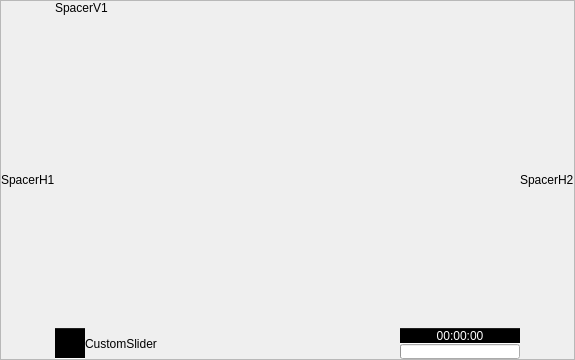
Old version of the form wgt_QVideoPlayer.ui in the repository boenki/ffdiaporama.
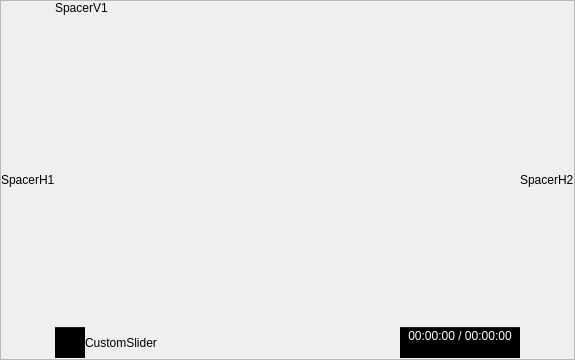
New version of the form. Icons and pictures are not drawn. Custom widgets are drawn as their Qt base class.

```diff
--- a/wgt_QVideoPlayer.ui
+++ b/wgt_QVideoPlayer.ui
@@ -118,13 +118,13 @@
                <property name="minimumSize">
                 <size>
                  <width>30</width>
-                 <height>31</height>
+                 <height>32</height>
                 </size>
                </property>
                <property name="maximumSize">
                 <size>
                  <width>30</width>
-                 <height>31</height>
+                 <height>32</height>
                 </size>
                </property>
                <property name="font">
@@ -243,7 +243,7 @@
 padding: 0px;
 spacing: 2px;
 border-top: 1px solid #202020;
-border-bottom: 1px solid white;
+border-bottom: 0px;
 border-left: 0px;
 border-right: 0px;
 font: 9pt;
@@ -260,7 +260,7 @@
                   <number>0</number>
                  </property>
                  <property name="text">
-                  <string notr="true">00:00:00</string>
+                  <string notr="true">00:00:00 / 00:00:00</string>
                  </property>
                  <property name="alignment">
                   <set>Qt::AlignCenter</set>
@@ -292,6 +292,20 @@
                    <pointsize>1</pointsize>
                   </font>
                  </property>
+                 <property name="styleSheet">
+                  <string notr="true">QProgressBar:horizontal {
+border: 0px;
+border-radius: 0px;
+background: black;
+padding-top: 1px;
+padding-bottom: 2px;
+padding-left: 1px;
+padding-right: 1px;
+}
+QProgressBar::chunk:horizontal {
+background: red;
+}</string>
+                 </property>
                  <property name="maximum">
                   <number>5</number>
                  </property>
```
